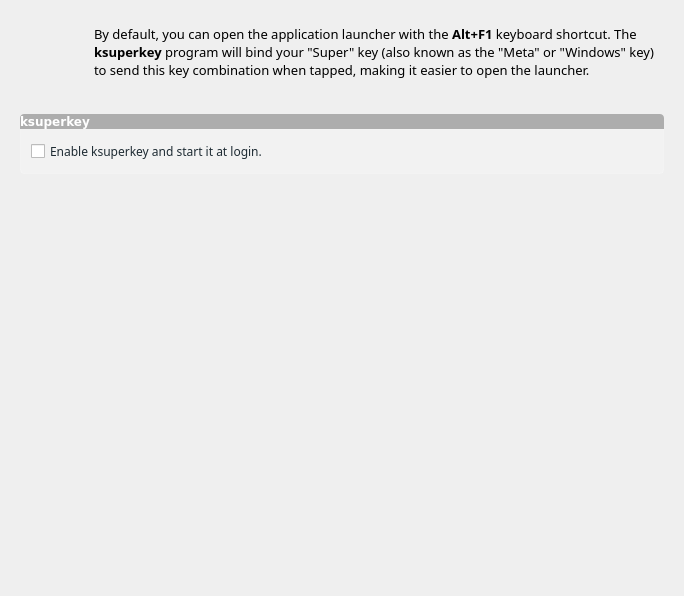
Old version of the form ui/ui_scrKsuperkey.ui in the repository rshipp/kapudan.
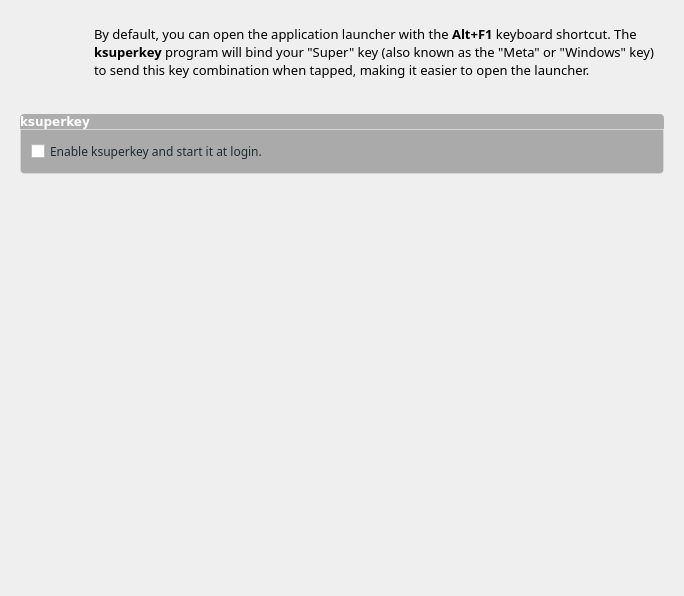
New version of the form. Icons and pictures are not drawn.

Commit message: Darkened all groupbox colors.

```diff
--- a/ui/ui_scrKsuperkey.ui
+++ b/ui/ui_scrKsuperkey.ui
@@ -15,7 +15,7 @@
   </property>
   <property name="styleSheet">
    <string notr="true">QGroupBox {
-	background-color: rgb(242, 242, 242);
+	background-color: rgb(170, 170, 170);
 	border: 1px solid rgba(255,255,255,50);
 	border-bottom-left-radius: 4px;
 	border-bottom-right-radius: 4px;
```
The commit also changes 10 other files.
